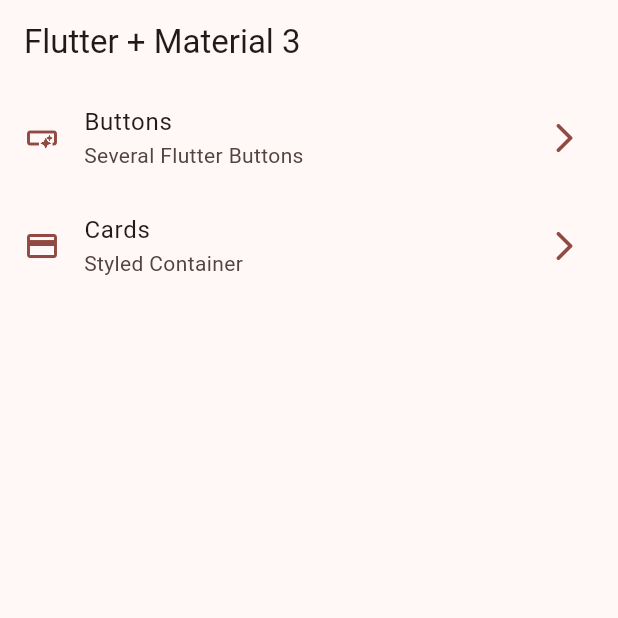
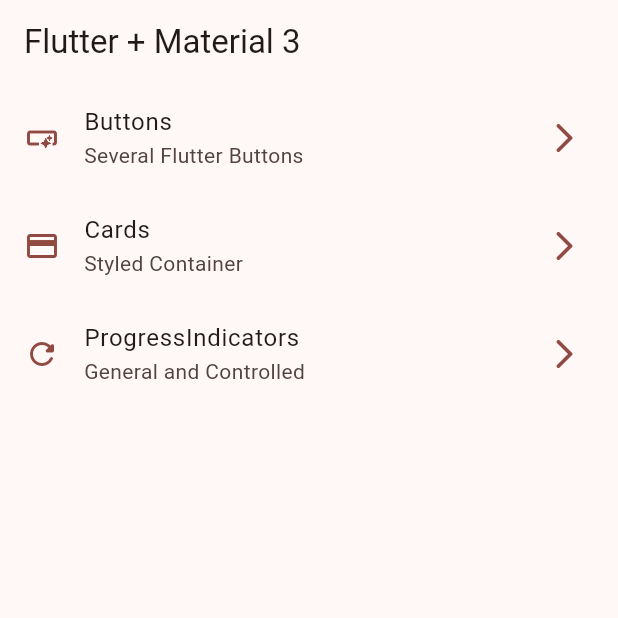
Before and after one commit to oscarlagatta/widgets_app, a Flutter app: the screen it shows after launch, on a phone screen of 412 x 824 dp, the top half of it. Run offline on Flutter 3.47's test engine with Material 3 defaults, Android fonts, the phone set to English and light mode, and no system bars; our stand-ins replace go_router.

```diff
--- a/lib/config/menu/menu_items.dart
+++ b/lib/config/menu/menu_items.dart
@@ -26,5 +26,11 @@ const appMenuItems = <MenuItem>[
     subTitle: 'Styled Container',
     link: '/cards',
     icon: Icons.credit_card,
+  ),
+  MenuItem(
+    title: 'ProgressIndicators',
+    subTitle: 'General and Controlled',
+    link: '/progress',
+    icon: Icons.refresh_rounded,
   )
 ];
--- a/lib/config/router/app_router.dart
+++ b/lib/config/router/app_router.dart
@@ -17,4 +17,9 @@ final appRouter = GoRouter(initialLocation: '/', routes: [
     path: '/cards',
     builder: (context, state) => const CardsScreen(),
   ),
+  GoRoute(
+    name: ProgressScreen.name,
+    path: '/progress',
+    builder: (context, state) => const ProgressScreen(),
+  ),
 ]);
```
Also changed, not shown: lib/presentation/screens/progress/progress_screen.dart (+79 -1 lines).
